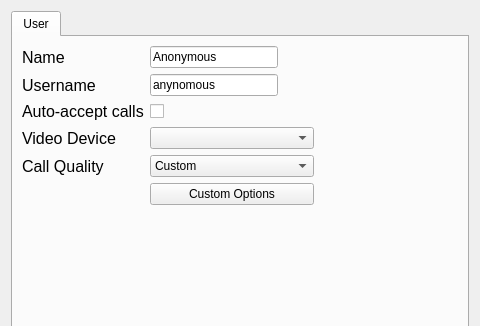
Old version of the form ui/settings.ui in the repository ultravideo/uvgComm; both pictures show x 0 to 480 and y 0 to 326 of the 480 by 640 pixel window.
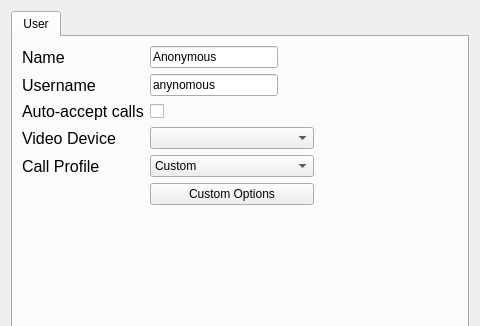
New version of the form.

```diff
--- a/ui/settings.ui
+++ b/ui/settings.ui
@@ -203,7 +203,7 @@
           </font>
          </property>
          <property name="text">
-          <string>Call Quality</string>
+          <string>Call Profile</string>
          </property>
         </widget>
        </item>
```
Left out of the diff: 2 changed lines with no effect on the pictures.
